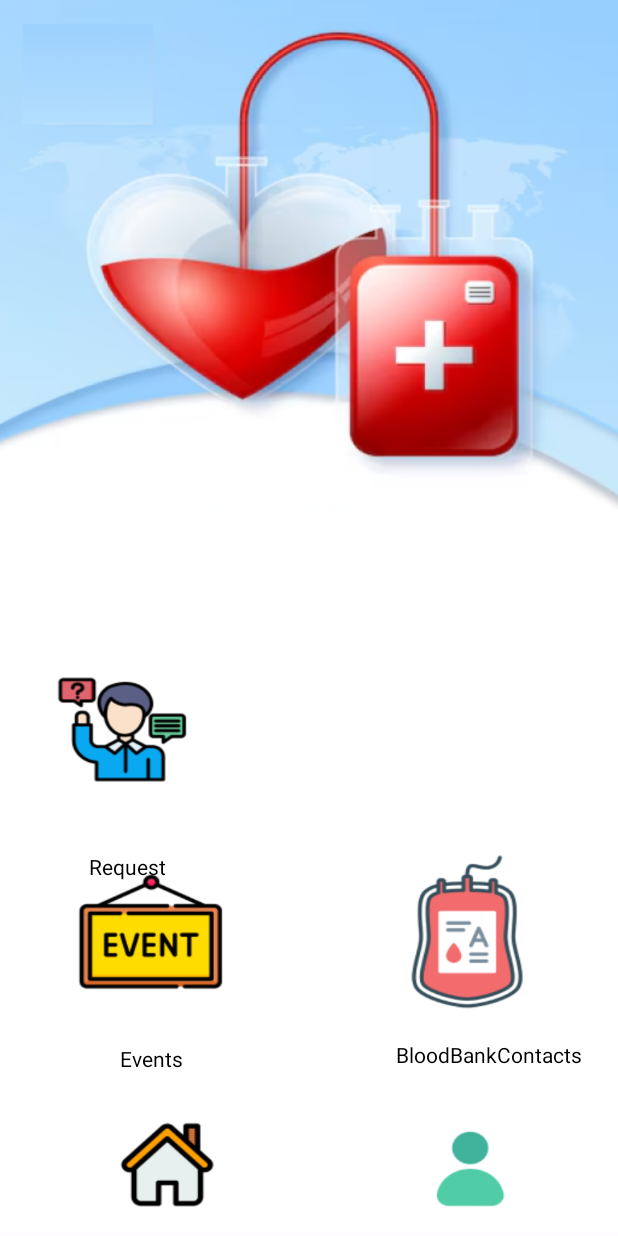
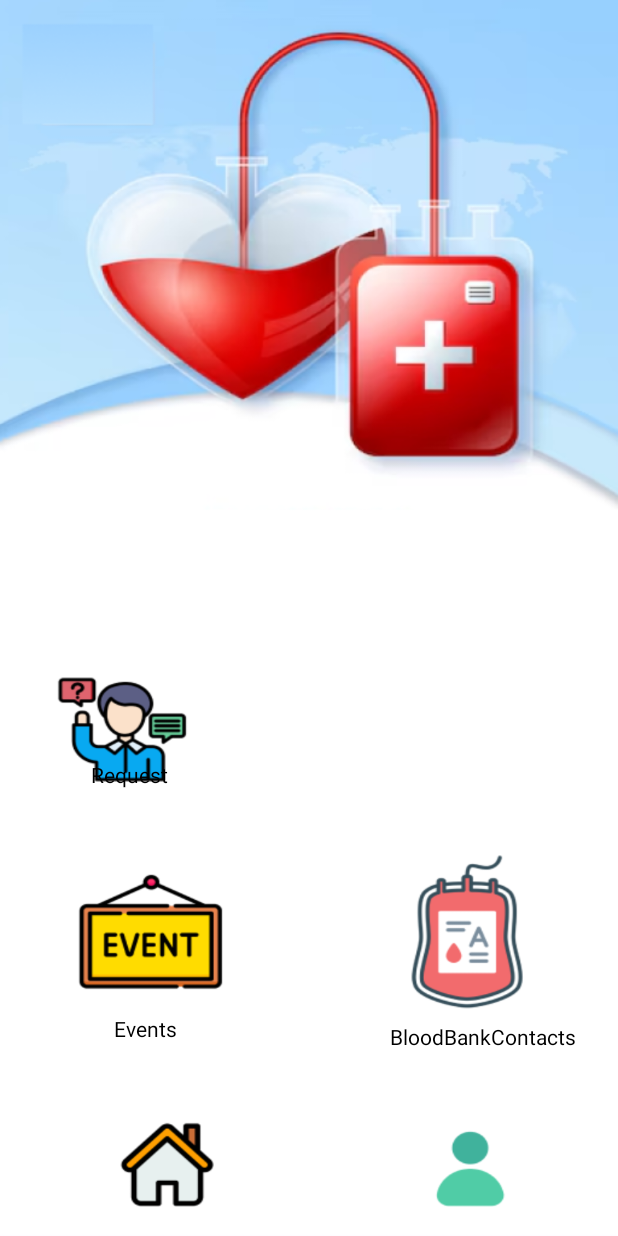
Before and after one commit to sshreya007/android-BloodDonationNetwork, an Android app: the HomeActivity screen opened directly, with no data from a screen before it, on a phone screen of 412 x 824 dp. Run offline under Robolectric (Android 15) with nearby library versions, the phone set to English and light mode, and no system bars.

Commit message:
15th commit

```diff
--- a/app/src/main/res/layout/activity_home.xml
+++ b/app/src/main/res/layout/activity_home.xml
@@ -24,11 +24,11 @@
         android:id="@+id/buttonEvent"
         android:layout_width="92dp"
         android:layout_height="62dp"
-        android:layout_marginBottom="140dp"
+        android:layout_marginBottom="152dp"
         android:background="@color/transparent"
         app:layout_constraintBottom_toBottomOf="parent"
         app:layout_constraintEnd_toEndOf="parent"
-        app:layout_constraintHorizontal_bias="0.184"
+        app:layout_constraintHorizontal_bias="0.156"
         app:layout_constraintStart_toStartOf="parent" />
 
     <Button
@@ -55,23 +55,11 @@
         app:layout_constraintStart_toStartOf="parent" />
 
     <TextView
-        android:id="@+id/textView2"
-        android:layout_width="wrap_content"
-        android:layout_height="wrap_content"
-        android:layout_marginStart="59dp"
-        android:layout_marginTop="18dp"
-        android:layout_marginBottom="35dp"
-        android:text="Request "
-        android:textColor="@color/black"
-        app:layout_constraintBottom_toTopOf="@+id/buttonEvent"
-        app:layout_constraintStart_toStartOf="parent"
-        app:layout_constraintTop_toBottomOf="@+id/buttonRequest" />
-    <TextView
         android:id="@+id/textView3"
         android:layout_width="wrap_content"
         android:layout_height="wrap_content"
-        android:layout_marginStart="80dp"
-        android:layout_marginTop="12dp"
+        android:layout_marginStart="76dp"
+        android:layout_marginTop="4dp"
         android:text="Events"
         android:textColor="@color/black"
         app:layout_constraintStart_toStartOf="parent"
@@ -81,12 +69,23 @@
         android:id="@+id/textView5"
         android:layout_width="wrap_content"
         android:layout_height="wrap_content"
-        android:layout_marginTop="16dp"
-        android:layout_marginEnd="24dp"
+        android:layout_marginTop="4dp"
+        android:layout_marginEnd="28dp"
         android:text="BloodBankContacts"
         android:textColor="@color/black"
         app:layout_constraintEnd_toEndOf="parent"
         app:layout_constraintTop_toBottomOf="@+id/buttonBloodStock" />
 
+    <TextView
+        android:id="@+id/textView6"
+        android:layout_width="wrap_content"
+        android:layout_height="19dp"
+        android:layout_marginEnd="300dp"
+        android:layout_marginBottom="84dp"
+        android:text="Request"
+        android:textColor="@color/black"
+        app:layout_constraintBottom_toTopOf="@+id/buttonEvent"
+        app:layout_constraintEnd_toEndOf="parent" />
+
 
 </androidx.constraintlayout.widget.ConstraintLayout>
```
